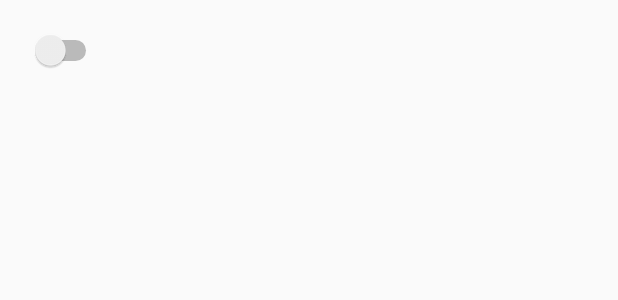
After one commit to Nathan2305/TheTesis2019forThem, an Android app: the layout activity_alerta_settings.xml on its own in the app's theme, with its tools: preview values and no code run, on a phone screen of 412 x 824 dp. The commit adds this screen. Shown: the top 300 px of the screen. Run offline under Robolectric (Android 15) with nearby library versions, the phone set to English and light mode, and no system bars.

Commit message:
Implementación del Activity Ajustes

```diff
--- a/app/src/main/AndroidManifest.xml
+++ b/app/src/main/AndroidManifest.xml
@@ -24,9 +24,10 @@
         android:roundIcon="@mipmap/ic_launcher_round"
         android:supportsRtl="true"
         android:theme="@style/AppTheme">
+        <activity android:name=".SettingsActivities.AlertaSettings"></activity>
         <activity
             android:name=".Activities.CustomProgressBar"
-            android:theme="@style/TranslucentActivity"></activity>
+            android:theme="@style/TranslucentActivity" />
         <activity android:name=".Activities.Ajustes" />
         <activity
             android:name=".Activities.Protector"
--- /dev/null
+++ b/app/src/main/res/layout/activity_alerta_settings.xml
@@ -0,0 +1,21 @@
+<?xml version="1.0" encoding="utf-8"?>
+<android.support.constraint.ConstraintLayout xmlns:android="http://schemas.android.com/apk/res/android"
+    xmlns:tools="http://schemas.android.com/tools"
+    android:layout_width="match_parent"
+    android:layout_height="match_parent"
+    tools:context=".SettingsActivities.AlertaSettings">
+
+    <LinearLayout
+        android:layout_width="match_parent"
+        android:layout_height="match_parent"
+        android:orientation="vertical"
+        android:padding="20dp">
+
+        <Switch
+            android:id="@+id/switch_alerta"
+            android:layout_width="wrap_content"
+            android:layout_height="wrap_content"
+            android:textSize="20sp" />
+    </LinearLayout>
+
+</android.support.constraint.ConstraintLayout>
```
Also changed, not shown: app/src/main/java/com/example/appforthem/Activities/Ajustes.java (+7 -2 lines), app/src/main/java/com/example/appforthem/Activities/HomeActivity.java (+14 -17 lines), app/src/main/java/com/example/appforthem/SettingsActivities/AlertaSettings.java (added, +29 -0 lines).
